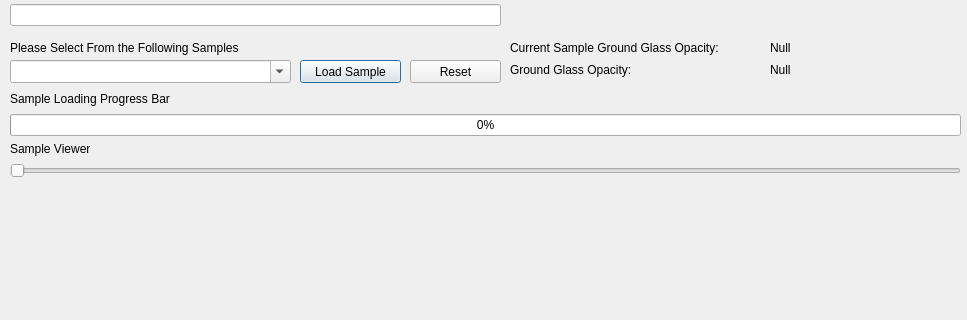
The window that hrct.ui (codeadeel/HRCT_COVID19) describes before a commit, drawn with Qt 5; both pictures show x 0 to 967 and y 100 to 420 of the 967 by 824 pixel window.
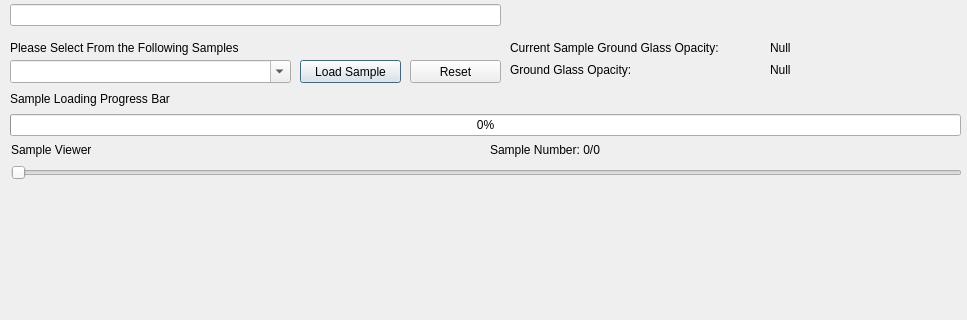
The same window after the commit.

Diff of the .ui file:
```diff
--- a/hrct.ui
+++ b/hrct.ui
@@ -178,32 +178,6 @@
     </item>
    </layout>
   </widget>
-  <widget class="QWidget" name="layoutWidget">
-   <property name="geometry">
-    <rect>
-     <x>10</x>
-     <y>240</y>
-     <width>951</width>
-     <height>38</height>
-    </rect>
-   </property>
-   <layout class="QVBoxLayout" name="viewer1">
-    <item>
-     <widget class="QLabel" name="viewerlabel1">
-      <property name="text">
-       <string>Sample Viewer</string>
-      </property>
-     </widget>
-    </item>
-    <item>
-     <widget class="QSlider" name="slider1">
-      <property name="orientation">
-       <enum>Qt::Horizontal</enum>
-      </property>
-     </widget>
-    </item>
-   </layout>
-  </widget>
   <widget class="QWidget" name="layoutWidget">
    <property name="geometry">
     <rect>
@@ -256,6 +230,43 @@
     </item>
    </layout>
   </widget>
+  <widget class="QWidget" name="">
+   <property name="geometry">
+    <rect>
+     <x>11</x>
+     <y>240</y>
+     <width>951</width>
+     <height>40</height>
+    </rect>
+   </property>
+   <layout class="QVBoxLayout" name="verticalLayout">
+    <item>
+     <layout class="QHBoxLayout" name="horizontalLayout">
+      <item>
+       <widget class="QLabel" name="viewerlabel1">
+        <property name="text">
+         <string>Sample Viewer</string>
+        </property>
+       </widget>
+      </item>
+      <item>
+       <widget class="QLabel" name="sample_num">
+        <property name="text">
+         <string>Sample Number: 0/0</string>
+        </property>
+       </widget>
+      </item>
+     </layout>
+    </item>
+    <item>
+     <widget class="QSlider" name="slider1">
+      <property name="orientation">
+       <enum>Qt::Horizontal</enum>
+      </property>
+     </widget>
+    </item>
+   </layout>
+  </widget>
  </widget>
  <resources/>
  <connections/>
```
